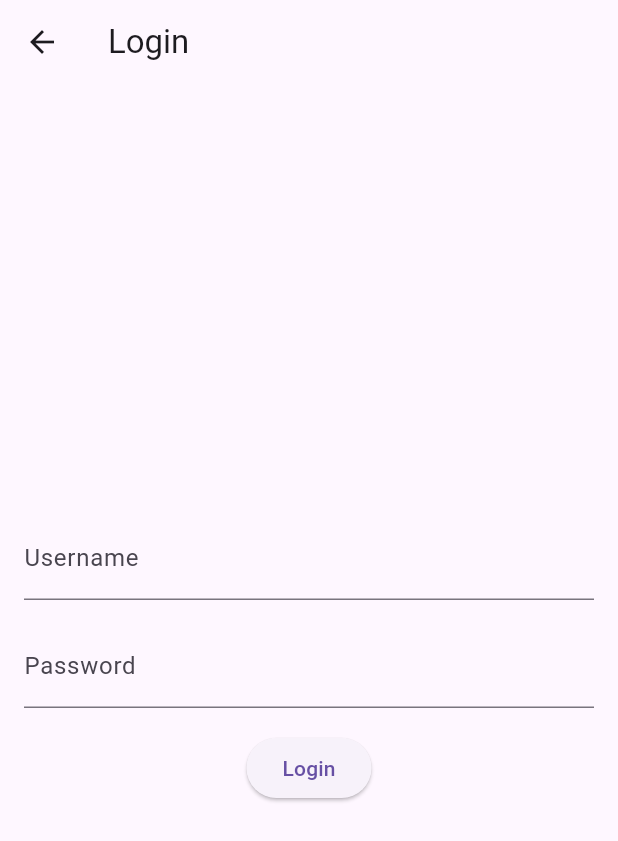
After one commit to sarandn/latihann9, a Flutter app: the screen it shows after launch, after a tap on "Login", on a phone screen of 412 x 824 dp. The commit adds this screen. Shown: the top 841 px of the screen. Run offline on Flutter 3.47's test engine with Material 3 defaults, Android fonts, the phone set to English and light mode, and no system bars; network calls fail.

Commit message:
second commit

```diff
--- /dev/null
+++ b/lib/login_screen.dart
@@ -0,0 +1,46 @@
+// login_screen.dart
+
+import 'package:flutter/material.dart';
+import 'pinterest_menu.dart'; // Import halaman PinterestMenu
+
+class LoginPage extends StatelessWidget {
+  @override
+  Widget build(BuildContext context) {
+    return Scaffold(
+      appBar: AppBar(
+        title: Text('Login'),
+      ),
+      body: Padding(
+        padding: const EdgeInsets.all(16.0),
+        child: Column(
+          mainAxisAlignment: MainAxisAlignment.center,
+          children: <Widget>[
+            TextField(
+              decoration: InputDecoration(
+                labelText: 'Username',
+              ),
+            ),
+            SizedBox(height: 16.0),
+            TextField(
+              obscureText: true,
+              decoration: InputDecoration(
+                labelText: 'Password',
+              ),
+            ),
+            SizedBox(height: 16.0),
+            ElevatedButton(
+              onPressed: () {
+                // Di sini, kita navigasi ke halaman PinterestMenu setelah login berhasil
+                Navigator.push(
+                  context,
+                  MaterialPageRoute(builder: (context) => PinterestMenu()),
+                );
+              },
+              child: Text('Login'),
+            ),
+          ],
+        ),
+      ),
+    );
+  }
+}
--- a/lib/main.dart
+++ b/lib/main.dart
@@ -1,4 +1,8 @@
+// main.dart
+
 import 'package:flutter/material.dart';
+import 'login_screen.dart'; // Import the login screen file
+
 
 void main() {
   runApp(MyApp());
@@ -8,7 +12,7 @@ class MyApp extends StatelessWidget {
   @override
   Widget build(BuildContext context) {
     return MaterialApp(
-      title: 'Recommendation',
+      title: 'Your Recommendation',
       home: MyHomePage(),
     );
   }
@@ -25,17 +29,26 @@ class MyHomePage extends StatelessWidget {
         child: Column(
           mainAxisAlignment: MainAxisAlignment.center,
           children: <Widget>[
-            // Tambahkan widget untuk menampilkan logo di sini
             Image.asset(
-              'assets/r.jpg',
-              width: 100.0, // Sesuaikan ukuran sesuai kebutuhan Anda
+              'assets/logoyr.jpg',
+              width: 100.0,
               height: 100.0,
             ),
             SizedBox(height: 16.0),
-            // Tambahkan widget untuk menampilkan nama aplikasi di sini
             Text(
-              'Recommendation',
+              'Your Recommendation',
               style: TextStyle(fontSize: 24.0),
+            ),
+            SizedBox(height: 16.0),
+            ElevatedButton(
+              onPressed: () {
+                // Navigasi ke halaman login
+                Navigator.push(
+                  context,
+                  MaterialPageRoute(builder: (context) => LoginPage()),
+                );
+              },
+              child: Text('Login'),
             ),
           ],
         ),
```
Also changed, not shown: lib/pinterest_menu.dart (added, +121 -0 lines), assets/logoyr.jpg (added), assets/r.jpg (deleted).
